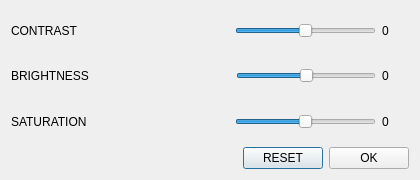
Qt form MFPSinglePlayer/MFPSettings.ui (jyhlearning/MultiFormatPlayer) before a commit.
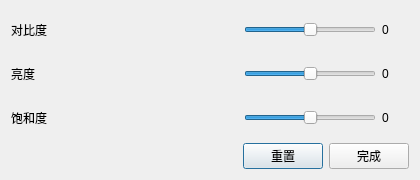
The same form after that commit. Custom widgets are drawn as their Qt base class.

Diff of the .ui file:
```diff
--- a/MFPSinglePlayer/MFPSettings.ui
+++ b/MFPSinglePlayer/MFPSettings.ui
@@ -30,8 +30,14 @@
     <layout class="QHBoxLayout" name="horizontalLayout_5">
      <item>
       <widget class="QLabel" name="label_2">
+       <property name="minimumSize">
+        <size>
+         <width>94</width>
+         <height>32</height>
+        </size>
+       </property>
        <property name="text">
-        <string>CONTRAST   </string>
+        <string>对比度</string>
        </property>
       </widget>
      </item>
@@ -86,8 +92,14 @@
     <layout class="QHBoxLayout" name="horizontalLayout_4">
      <item>
       <widget class="QLabel" name="label">
+       <property name="minimumSize">
+        <size>
+         <width>94</width>
+         <height>33</height>
+        </size>
+       </property>
        <property name="text">
-        <string>BRIGHTNESS</string>
+        <string>亮度</string>
        </property>
       </widget>
      </item>
@@ -139,8 +151,14 @@
     <layout class="QHBoxLayout" name="horizontalLayout_6">
      <item>
       <widget class="QLabel" name="label_3">
+       <property name="minimumSize">
+        <size>
+         <width>94</width>
+         <height>32</height>
+        </size>
+       </property>
        <property name="text">
-        <string>SATURATION</string>
+        <string>饱和度</string>
        </property>
       </widget>
      </item>
@@ -206,14 +224,14 @@
      <item>
       <widget class="QPushButton" name="resetButton">
        <property name="text">
-        <string>RESET</string>
+        <string>重置</string>
        </property>
       </widget>
      </item>
      <item>
       <widget class="QPushButton" name="okButton">
        <property name="text">
-        <string>OK</string>
+        <string>完成</string>
        </property>
       </widget>
      </item>
```
Left out of the diff: 2 changed lines with no effect on the pictures.
